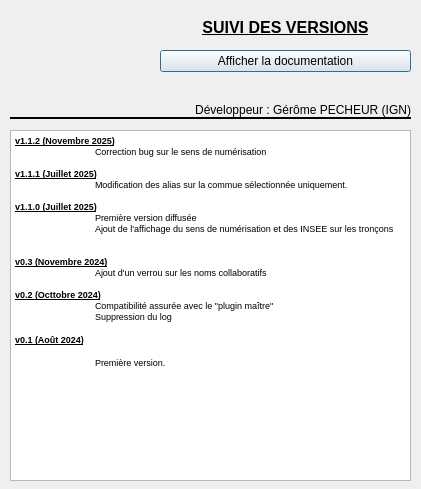
IGNF/assistant-odonyme-qgis-plugin, file aproposde.ui: the form before one commit.
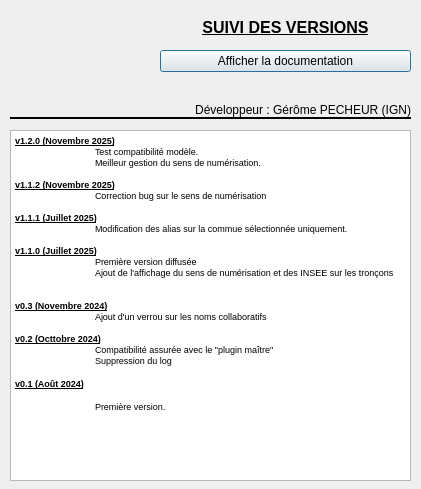
The form after the commit. Icons and pictures are not drawn.

```diff
--- a/aproposde.ui
+++ b/aproposde.ui
@@ -119,6 +119,10 @@
 &lt;html&gt;&lt;head&gt;&lt;meta name=&quot;qrichtext&quot; content=&quot;1&quot; /&gt;&lt;style type=&quot;text/css&quot;&gt;
 p, li { white-space: pre-wrap; }
 &lt;/style&gt;&lt;/head&gt;&lt;body style=&quot; font-family:'MS Shell Dlg 2'; font-size:7.8pt; font-weight:400; font-style:normal;&quot;&gt;
+&lt;p style=&quot; margin-top:0px; margin-bottom:0px; margin-left:0px; margin-right:0px; -qt-block-indent:0; text-indent:0px;&quot;&gt;&lt;span style=&quot; font-size:7pt; font-weight:600; text-decoration: underline;&quot;&gt;v1.2.0 (Novembre 2025)&lt;/span&gt;&lt;/p&gt;
+&lt;p style=&quot; margin-top:0px; margin-bottom:0px; margin-left:0px; margin-right:0px; -qt-block-indent:0; text-indent:0px;&quot;&gt;&lt;span style=&quot; font-size:7pt;&quot;&gt;	Test compatibilité modèle.&lt;/span&gt;&lt;/p&gt;
+&lt;p style=&quot; margin-top:0px; margin-bottom:0px; margin-left:0px; margin-right:0px; -qt-block-indent:0; text-indent:0px;&quot;&gt;&lt;span style=&quot; font-size:7pt;&quot;&gt;	Meilleur gestion du sens de numérisation.&lt;/span&gt;&lt;/p&gt;
+&lt;p style=&quot;-qt-paragraph-type:empty; margin-top:0px; margin-bottom:0px; margin-left:0px; margin-right:0px; -qt-block-indent:0; text-indent:0px; font-size:7pt;&quot;&gt;&lt;br /&gt;&lt;/p&gt;
 &lt;p style=&quot; margin-top:0px; margin-bottom:0px; margin-left:0px; margin-right:0px; -qt-block-indent:0; text-indent:0px;&quot;&gt;&lt;span style=&quot; font-size:7pt; font-weight:600; text-decoration: underline;&quot;&gt;v1.1.2 (Novembre 2025)&lt;/span&gt;&lt;/p&gt;
 &lt;p style=&quot; margin-top:0px; margin-bottom:0px; margin-left:0px; margin-right:0px; -qt-block-indent:0; text-indent:0px;&quot;&gt;&lt;span style=&quot; font-size:7pt;&quot;&gt;	Correction bug sur le sens de numérisation&lt;/span&gt;&lt;/p&gt;
 &lt;p style=&quot;-qt-paragraph-type:empty; margin-top:0px; margin-bottom:0px; margin-left:0px; margin-right:0px; -qt-block-indent:0; text-indent:0px; font-size:7pt;&quot;&gt;&lt;br /&gt;&lt;/p&gt;
@@ -140,7 +144,7 @@
 &lt;p style=&quot; margin-top:12px; margin-bottom:12px; margin-left:0px; margin-right:0px; -qt-block-indent:0; text-indent:0px;&quot;&gt;&lt;span style=&quot; font-size:7pt;&quot;&gt;	Première version.&lt;/span&gt;&lt;/p&gt;&lt;/body&gt;&lt;/html&gt;</string>
    </property>
   </widget>
-  <widget class="QWidget" name="">
+  <widget class="QWidget" name="layoutWidget">
    <property name="geometry">
     <rect>
      <x>160</x>
```
